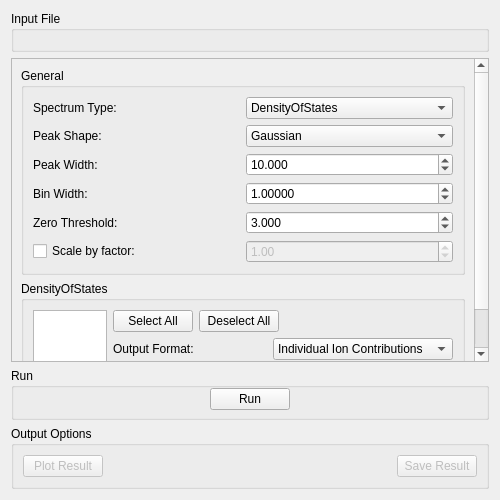
First picture: the form in qt/scientific_interfaces/Indirect/DensityOfStates.ui, repository mantidproject/mantid, before the edit.
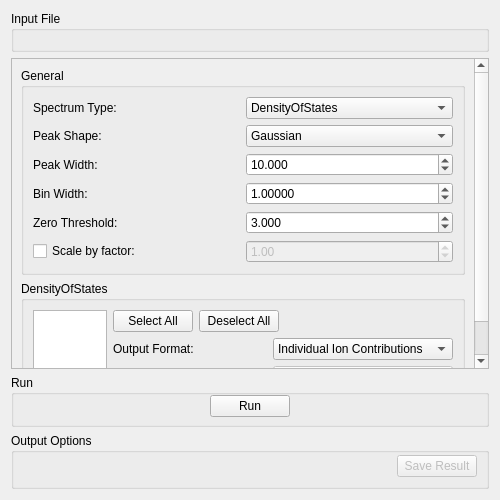
Second picture: the form after the edit. Custom widgets are drawn as their Qt base class.

What changed in the file:
```diff
--- a/qt/scientific_interfaces/Indirect/DensityOfStates.ui
+++ b/qt/scientific_interfaces/Indirect/DensityOfStates.ui
@@ -574,19 +574,24 @@
        <verstretch>0</verstretch>
       </sizepolicy>
      </property>
+     <property name="minimumSize">
+      <size>
+       <width>0</width>
+       <height>56</height>
+      </size>
+     </property>
      <property name="title">
       <string>Output Options</string>
      </property>
      <layout class="QHBoxLayout" name="horizontalLayout">
+      <property name="topMargin">
+       <number>0</number>
+      </property>
+      <property name="bottomMargin">
+       <number>7</number>
+      </property>
       <item>
-       <widget class="QPushButton" name="pbPlot">
-        <property name="enabled">
-         <bool>false</bool>
-        </property>
-        <property name="text">
-         <string>Plot Result</string>
-        </property>
-       </widget>
+       <widget class="MantidQt::CustomInterfaces::IndirectPlotOptionsView" name="ipoPlotOptions" native="true"/>
       </item>
       <item>
        <spacer name="spOutput">
@@ -622,6 +627,12 @@
    <extends>QWidget</extends>
    <header>MantidQtWidgets/Common/MWRunFiles.h</header>
   </customwidget>
+  <customwidget>
+   <class>MantidQt::CustomInterfaces::IndirectPlotOptionsView</class>
+   <extends>QWidget</extends>
+   <header>IndirectPlotOptionsView.h</header>
+   <container>1</container>
+  </customwidget>
  </customwidgets>
  <tabstops>
   <tabstop>mwInputFile</tabstop>
```
Left out of the diff: 1 changed line with no effect on the pictures.
